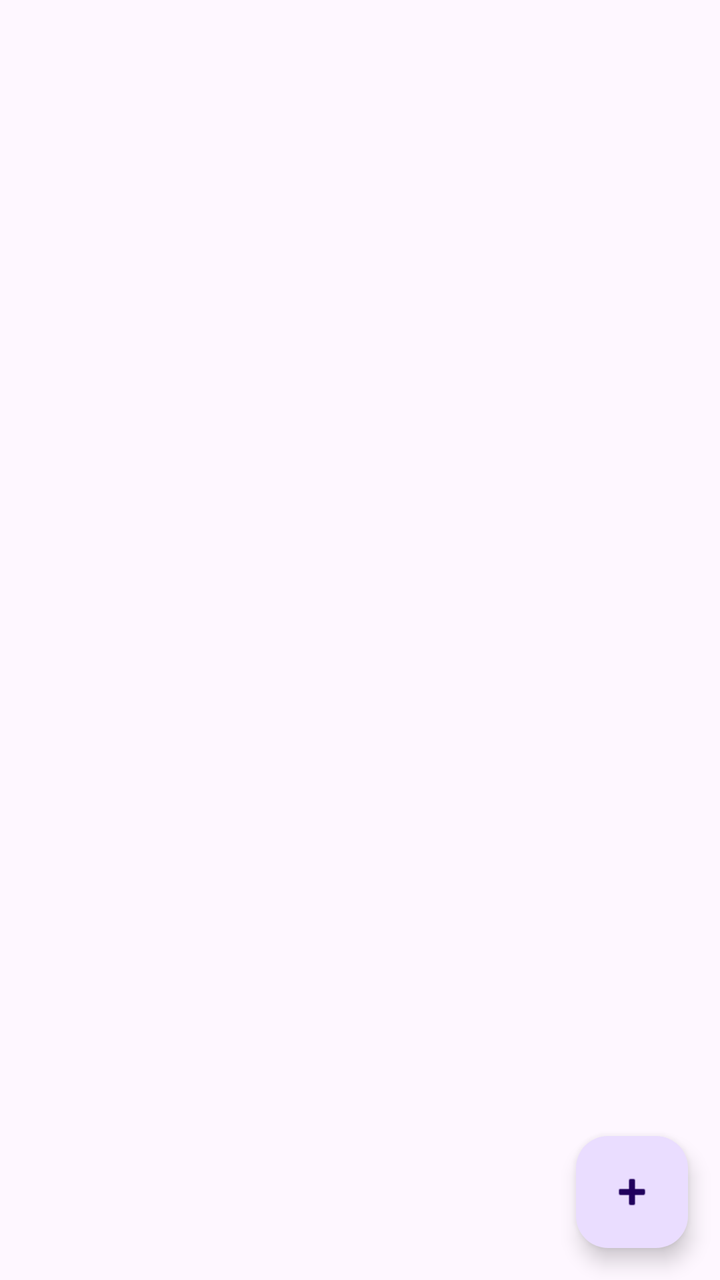
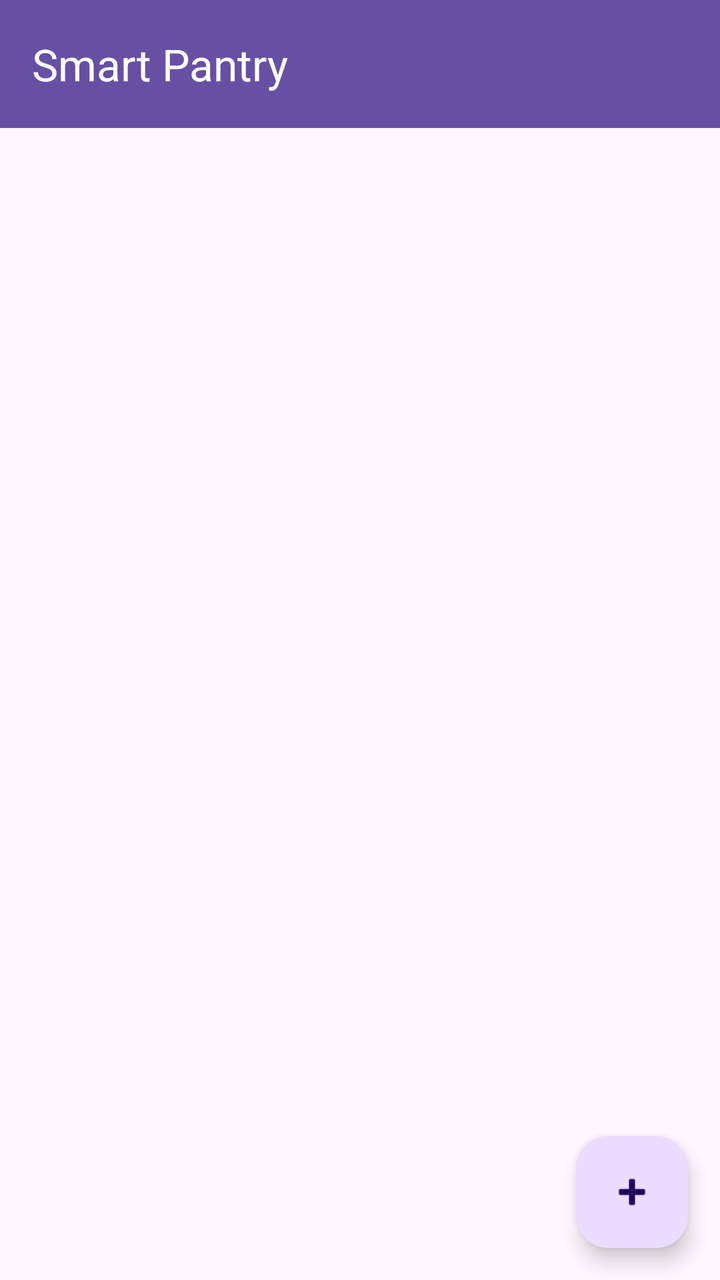

Before-and-after screenshots of an Android layout around one commit, followed by the original layout XML and the change that was made.
<!-- AndroidManifest.xml: application theme Theme.SmartPantryManager -->
<!-- res/layout/activity_main.xml -->
<?xml version="1.0" encoding="utf-8"?>
<androidx.coordinatorlayout.widget.CoordinatorLayout xmlns:android="http://schemas.android.com/apk/res/android"
    xmlns:app="http://schemas.android.com/apk/res-auto"
    xmlns:tools="http://schemas.android.com/tools"
    android:layout_width="match_parent"
    android:layout_height="match_parent"
    tools:context=".MainActivity">

    <androidx.recyclerview.widget.RecyclerView
        android:id="@+id/recyclerView"
        android:layout_width="match_parent"
        android:layout_height="match_parent"
        android:clipToPadding="false"
        android:paddingBottom="80dp" />

    <TextView
        android:id="@+id/tvEmptyState"
        android:layout_width="wrap_content"
        android:layout_height="wrap_content"
        android:layout_gravity="center"
        android:text="No ingredients yet.\nClick + to add some!"
        android:textAlignment="center"
        android:textSize="18sp"
        android:visibility="gone" />

    <com.google.android.material.floatingactionbutton.FloatingActionButton
        android:id="@+id/fabAdd"
        android:layout_width="wrap_content"
        android:layout_height="wrap_content"
        android:layout_gravity="bottom|end"
        android:layout_margin="16dp"
        android:contentDescription="Add Item"
        app:srcCompat="@android:drawable/ic_input_add" />

</androidx.coordinatorlayout.widget.CoordinatorLayout>
<!-- resources referenced by this layout -->
<resources>
  <style name="Theme.SmartPantryManager" parent="Base.Theme.SmartPantryManager" />
  <style name="Base.Theme.SmartPantryManager" parent="Theme.Material3.DayNight.NoActionBar">
          
          
      </style>
</resources>

<!-- the commit's change to res/layout/activity_main.xml (unified diff, before → after) -->
@@ -4,14 +4,30 @@
     xmlns:tools="http://schemas.android.com/tools"
     android:layout_width="match_parent"
     android:layout_height="match_parent"
+    android:fitsSystemWindows="true"
     tools:context=".MainActivity">
+
+    <com.google.android.material.appbar.AppBarLayout
+        android:layout_width="match_parent"
+        android:layout_height="wrap_content"
+        android:fitsSystemWindows="true"
+        android:theme="@style/ThemeOverlay.AppCompat.Dark.ActionBar">
+
+        <androidx.appcompat.widget.Toolbar
+            android:id="@+id/myToolbar"
+            android:layout_width="match_parent"
+            android:layout_height="?attr/actionBarSize"
+            android:background="?attr/colorPrimary"
+            app:title="Smart Pantry" />
+    </com.google.android.material.appbar.AppBarLayout>
 
     <androidx.recyclerview.widget.RecyclerView
         android:id="@+id/recyclerView"
         android:layout_width="match_parent"
         android:layout_height="match_parent"
         android:clipToPadding="false"
-        android:paddingBottom="80dp" />
+        android:paddingBottom="80dp"
+        app:layout_behavior="@string/appbar_scrolling_view_behavior" />
 
     <TextView
         android:id="@+id/tvEmptyState"
